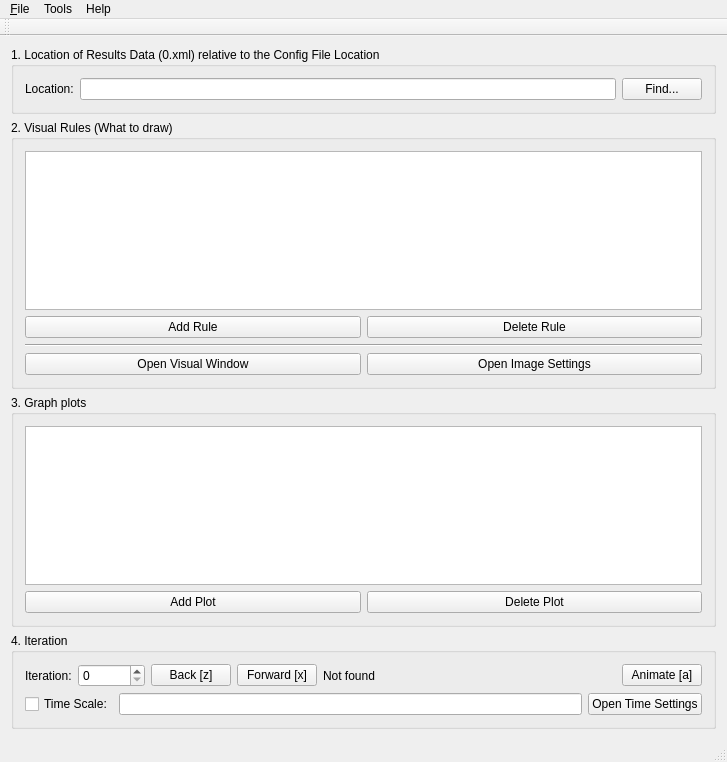
Before: the Qt Designer form mainwindow.ui in FLAME-HPC/flame_visualiser, drawn with Qt 5.
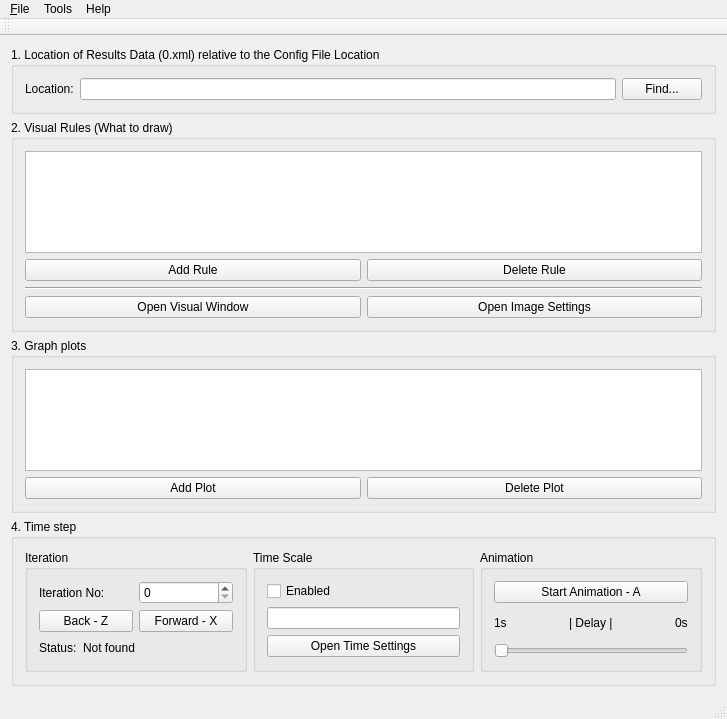
After: the same form once the commit is applied.

Commit message: Code using Google code style. Animation delay added. Bug fixes.

What changed in the file:
```diff
--- a/mainwindow.ui
+++ b/mainwindow.ui
@@ -7,7 +7,7 @@
     <x>0</x>
     <y>0</y>
     <width>727</width>
-    <height>762</height>
+    <height>719</height>
    </rect>
   </property>
   <property name="windowTitle">
@@ -138,32 +138,42 @@
     <item>
      <widget class="QGroupBox" name="groupBox_3">
       <property name="title">
-       <string>4. Iteration</string>
+       <string>4. Time step</string>
       </property>
-      <layout class="QVBoxLayout" name="verticalLayout_2">
+      <layout class="QHBoxLayout" name="horizontalLayout_7">
+       <item>
+        <widget class="QGroupBox" name="groupBox_7">
+         <property name="title">
+          <string>Iteration</string>
+         </property>
+         <layout class="QVBoxLayout" name="verticalLayout_6">
        <item>
         <layout class="QHBoxLayout" name="horizontalLayout">
          <item>
           <widget class="QLabel" name="label">
            <property name="text">
-            <string>Iteration:</string>
+               <string>Iteration No:</string>
            </property>
           </widget>
          </item>
          <item>
           <widget class="QSpinBox" name="spinBox">
            <property name="maximum">
-            <number>999999</number>
+               <number>999999999</number>
            </property>
           </widget>
          </item>
+           </layout>
+          </item>
+          <item>
+           <layout class="QHBoxLayout" name="horizontalLayout_5">
          <item>
           <widget class="QPushButton" name="pushButton_BackIteration">
            <property name="focusPolicy">
             <enum>Qt::ClickFocus</enum>
            </property>
            <property name="text">
-            <string>Back [z]</string>
+               <string>Back - Z</string>
            </property>
            <property name="checkable">
             <bool>false</bool>
@@ -182,10 +192,21 @@
             <enum>Qt::ClickFocus</enum>
            </property>
            <property name="text">
-            <string>Forward [x]</string>
+               <string>Forward - X</string>
            </property>
            <property name="autoRepeat">
             <bool>true</bool>
+              </property>
+             </widget>
+            </item>
+           </layout>
+          </item>
+          <item>
+           <layout class="QHBoxLayout" name="horizontalLayout_6">
+            <item>
+             <widget class="QLabel" name="label_2">
+              <property name="text">
+               <string>Status:</string>
            </property>
           </widget>
          </item>
@@ -197,7 +218,7 @@
           </widget>
          </item>
          <item>
-          <spacer name="horizontalSpacer">
+             <spacer name="horizontalSpacer_2">
            <property name="orientation">
             <enum>Qt::Horizontal</enum>
            </property>
@@ -209,21 +230,21 @@
            </property>
           </spacer>
          </item>
-         <item>
-          <widget class="QPushButton" name="pushButton_Animate">
-           <property name="text">
-            <string>Animate [a]</string>
-           </property>
-          </widget>
-         </item>
-        </layout>
-       </item>
+           </layout>
+          </item>
+         </layout>
+        </widget>
+       </item>
        <item>
-        <layout class="QHBoxLayout" name="horizontalLayout_5">
+        <widget class="QGroupBox" name="groupBox_6">
+         <property name="title">
+          <string>Time Scale</string>
+         </property>
+         <layout class="QVBoxLayout" name="verticalLayout_5">
          <item>
           <widget class="QCheckBox" name="checkBox_timeScale">
            <property name="text">
-            <string>Time Scale:</string>
+             <string>Enabled</string>
            </property>
           </widget>
          </item>
@@ -238,6 +259,81 @@
           </widget>
          </item>
         </layout>
+        </widget>
+       </item>
+       <item>
+        <widget class="QGroupBox" name="groupBox_5">
+         <property name="title">
+          <string>Animation</string>
+         </property>
+         <layout class="QVBoxLayout" name="verticalLayout_2">
+          <item>
+           <widget class="QPushButton" name="pushButton_Animate">
+            <property name="text">
+             <string>Start Animation - A</string>
+            </property>
+           </widget>
+          </item>
+          <item>
+           <layout class="QHBoxLayout" name="horizontalLayout_8">
+            <item>
+             <widget class="QLabel" name="label_3">
+              <property name="text">
+               <string>1s</string>
+              </property>
+             </widget>
+            </item>
+            <item>
+             <spacer name="horizontalSpacer_3">
+              <property name="orientation">
+               <enum>Qt::Horizontal</enum>
+              </property>
+              <property name="sizeHint" stdset="0">
+               <size>
+                <width>40</width>
+                <height>20</height>
+               </size>
+              </property>
+             </spacer>
+            </item>
+            <item>
+             <widget class="QLabel" name="label_7">
+              <property name="text">
+               <string>| Delay |</string>
+              </property>
+             </widget>
+            </item>
+            <item>
+             <spacer name="horizontalSpacer">
+              <property name="orientation">
+               <enum>Qt::Horizontal</enum>
+              </property>
+              <property name="sizeHint" stdset="0">
+               <size>
+                <width>40</width>
+                <height>20</height>
+               </size>
+              </property>
+             </spacer>
+            </item>
+            <item>
+             <widget class="QLabel" name="label_6">
+              <property name="text">
+               <string>0s</string>
+              </property>
+             </widget>
+            </item>
+           </layout>
+          </item>
+          <item>
+           <widget class="QSlider" name="horizontalSlider_delay">
+            <property name="orientation">
+             <enum>Qt::Horizontal</enum>
+            </property>
+           </widget>
+          </item>
+         </layout>
+        </widget>
        </item>
       </layout>
      </widget>
```
Left out of the diff: 12 changed lines with no effect on the pictures. Lines whose indentation alone changed are shown as unchanged. The commit also changes 60 other files.
